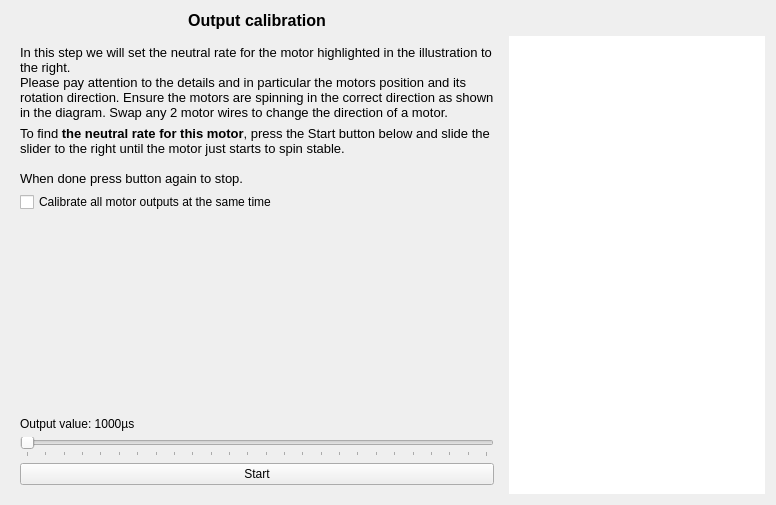
This is ground/gcs/src/plugins/setupwizard/pages/outputcalibrationpage.ui in librepilot/LibrePilot as Qt 5 draws it before an edit. The edited form follows.
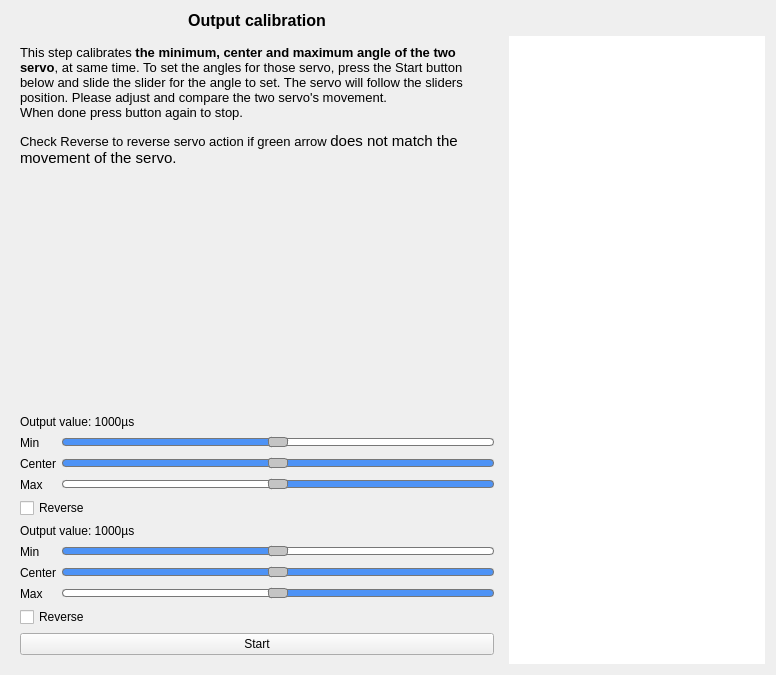
This is the edited form.

Commit message: LP-106 Setup Wizard refresh : Add dual servo setup (dual aileron or vtail)

The edit to the form file:
```diff
--- a/ground/gcs/src/plugins/setupwizard/pages/outputcalibrationpage.ui
+++ b/ground/gcs/src/plugins/setupwizard/pages/outputcalibrationpage.ui
@@ -7,7 +7,7 @@
     <x>0</x>
     <y>0</y>
     <width>776</width>
-    <height>505</height>
+    <height>675</height>
    </rect>
   </property>
   <property name="windowTitle">
@@ -53,7 +53,7 @@
    <item row="1" column="0">
     <widget class="QStackedWidget" name="calibrationStack">
      <property name="currentIndex">
-      <number>1</number>
+      <number>3</number>
      </property>
      <widget class="QWidget" name="intro">
       <layout class="QVBoxLayout" name="verticalLayout_3">
@@ -666,6 +666,898 @@
        </item>
       </layout>
      </widget>
+     <widget class="QWidget" name="dualservoNeutral">
+      <layout class="QVBoxLayout" name="verticalLayout_5">
+       <item>
+        <widget class="QLabel" name="label_6">
+         <property name="text">
+          <string>&lt;!DOCTYPE HTML PUBLIC &quot;-//W3C//DTD HTML 4.0//EN&quot; &quot;http://www.w3.org/TR/REC-html40/strict.dtd&quot;&gt;
+&lt;html&gt;&lt;head&gt;&lt;meta name=&quot;qrichtext&quot; content=&quot;1&quot; /&gt;&lt;style type=&quot;text/css&quot;&gt;
+p, li { white-space: pre-wrap; }
+&lt;/style&gt;&lt;/head&gt;&lt;body style=&quot; font-family:'Cantarell'; font-size:11pt; font-weight:400; font-style:normal;&quot;&gt;
+&lt;p style=&quot; margin-top:12px; margin-bottom:12px; margin-left:0px; margin-right:0px; -qt-block-indent:0; text-indent:0px;&quot;&gt;&lt;span style=&quot; font-size:10pt;&quot;&gt;This step calibrates&lt;/span&gt;&lt;span style=&quot; font-size:10pt; font-weight:600;&quot;&gt; the minimum, center and maximum angle of the two servo&lt;/span&gt;&lt;span style=&quot; font-size:10pt;&quot;&gt;, at same time. To set the angles for those servo, press the Start button below and slide the slider for the angle to set. The servo will follow the sliders position. Please adjust and compare the two servo's movement.&lt;br /&gt;When done press button again to stop.&lt;/span&gt;&lt;/p&gt;
+&lt;p style=&quot; margin-top:12px; margin-bottom:12px; margin-left:0px; margin-right:0px; -qt-block-indent:0; text-indent:0px;&quot;&gt;&lt;span style=&quot; font-size:10pt;&quot;&gt;Check Reverse to reverse servo action if green arrow &lt;/span&gt;&lt;a name=&quot;result_box&quot;&gt;&lt;/a&gt;does not match the movement of the servo.&lt;/p&gt;&lt;/body&gt;&lt;/html&gt;</string>
+         </property>
+         <property name="alignment">
+          <set>Qt::AlignLeading|Qt::AlignLeft|Qt::AlignTop</set>
+         </property>
+         <property name="wordWrap">
+          <bool>true</bool>
+         </property>
+        </widget>
+       </item>
+       <item>
+        <spacer name="verticalSpacer">
+         <property name="orientation">
+          <enum>Qt::Vertical</enum>
+         </property>
+         <property name="sizeHint" stdset="0">
+          <size>
+           <width>20</width>
+           <height>40</height>
+          </size>
+         </property>
+        </spacer>
+       </item>
+       <item>
+        <widget class="QLabel" name="servoPWMValue1">
+         <property name="text">
+          <string>Output value: 1000µs</string>
+         </property>
+        </widget>
+       </item>
+       <item>
+        <widget class="QWidget" name="widget1" native="true">
+         <layout class="QFormLayout" name="formLayout_2">
+          <property name="horizontalSpacing">
+           <number>6</number>
+          </property>
+          <property name="verticalSpacing">
+           <number>6</number>
+          </property>
+          <property name="leftMargin">
+           <number>0</number>
+          </property>
+          <property name="topMargin">
+           <number>0</number>
+          </property>
+          <property name="rightMargin">
+           <number>0</number>
+          </property>
+          <property name="bottomMargin">
+           <number>0</number>
+          </property>
+          <item row="0" column="1">
+           <widget class="QSlider" name="servoMinAngleSlider1">
+            <property name="styleSheet">
+             <string notr="true">QSlider::groove:horizontal {
+    border: 1px solid rgb(196, 196, 196);
+    background: white;
+    height: 6px;
+    border-radius: 2px;
+    margin 10px 10px;
+}
+
+QSlider::add-page:horizontal {
+    background: #fff;
+    border: 1px solid #777;
+    height: 1px;
+    border-radius: 4px;
+}
+
+QSlider::add-page:horizontal:disabled {
+    background: #eee;
+    border: 1px solid #999;
+    width: 1px;
+    border-radius: 4px;
+}
+
+QSlider::sub-page:horizontal {
+    background: rgb(78, 147, 246);
+    border: 1px solid #777;
+    height: 1px;
+    border-radius: 4px;
+}
+
+QSlider::sub-page:horizontal:disabled {
+    background: #ccc;
+    border: 1px solid #999;
+    width: 1px;
+    border-radius: 4px;
+}
+
+QSlider::handle:horizontal {
+    background: rgb(196, 196, 196);
+    width: 18px;
+    height: 28px;
+    margin: -2px 0;
+    border-radius: 3px;
+    border: 1px solid #777;
+}
+
+QSlider::groove:vertical {
+    border: 1px solid rgb(196, 196, 196);
+    background: white;
+    width: 6px;
+    border-radius: 2px;
+    margin 0px -10px;
+    margin-top: 5px;
+    margin-bottom: 5px;
+}
+
+QSlider::sub-page:vertical {
+    background: #fff;
+    border: 1px solid #777;
+    width: 1px;
+    border-radius: 4px;
+}
+
+QSlider::sub-page:vertical:disabled {
+    background: #eee;
+    border: 1px solid #999;
+    width: 1px;
+    border-radius: 4px;
+}
+
+QSlider::add-page:vertical {
+    background: rgb(78, 147, 246);
+    border: 1px solid #777;
+    width: 1px;
+    border-radius: 4px;
+}
+
+QSlider::add-page:vertical:disabled {
+    background: #ccc;
+    border: 1px solid #999;
+    width: 1px;
+    border-radius: 4px;
+}
+
+QSlider::handle:vertical {
+    background: rgb(196, 196, 196);
+    width: 18px;
+    margin: -6 -6;
+    border-radius: 3px;
+    border: 1px solid #777;
+}
+
+QSlider::handle:vertical:hover {
+    background: qlineargradient(x1:0, y1:0, x2:1, y2:1, stop:0 #fff, stop:1 #ddd);
+    border: 1px solid #444;
+    border-radius: 4px;
+}
+
+QSlider::handle:horizontal:hover {
+    background: qlineargradient(x1:0, y1:0, x2:1, y2:1, stop:0 #fff, stop:1 #ddd);
+    border: 1px solid #444;
+    border-radius: 4px;
+}</string>
+            </property>
+            <property name="minimum">
+             <number>600</number>
+            </property>
+            <property name="maximum">
+             <number>2400</number>
+            </property>
+            <property name="value">
+             <number>1500</number>
+            </property>
+            <property name="orientation">
+             <enum>Qt::Horizontal</enum>
+            </property>
+           </widget>
+          </item>
+          <item row="1" column="1">
+           <widget class="QSlider" name="servoCenterAngleSlider1">
+            <property name="styleSheet">
+             <string notr="true">QSlider::groove:horizontal {
+    border: 1px solid rgb(196, 196, 196);
+    background: white;
+    height: 6px;
+    border-radius: 2px;
+    margin 10px 10px;
+}
+
+QSlider::add-page:horizontal {
+    background: rgb(78, 147, 246);
+    border: 1px solid #777;
+    height: 1px;
+    border-radius: 4px;
+}
+
+QSlider::add-page:horizontal:disabled {
+    background: #eee;
+    border: 1px solid #999;
+    width: 1px;
+    border-radius: 4px;
+}
+
+QSlider::sub-page:horizontal {
+    background: rgb(78, 147, 246);
+    border: 1px solid #777;
+    height: 1px;
+    border-radius: 4px;
+}
+
+QSlider::sub-page:horizontal:disabled {
+    background: #eee;
+    border: 1px solid #999;
+    width: 1px;
+    border-radius: 4px;
+}
+
+QSlider::handle:horizontal {
+    background: rgb(196, 196, 196);
+    width: 18px;
+    height: 28px;
+    margin: -2px 0;
+    border-radius: 3px;
+    border: 1px solid #777;
+}
+
+QSlider::groove:vertical {
+    border: 1px solid rgb(196, 196, 196);
+    background: white;
+    width: 6px;
+    border-radius: 2px;
+    margin 0px -10px;
+    margin-top: 5px;
+    margin-bottom: 5px;
+}
+
+QSlider::sub-page:vertical {
+    background: #fff;
+    border: 1px solid #777;
+    width: 1px;
+    border-radius: 4px;
+}
+
+QSlider::sub-page:vertical:disabled {
+    background: #eee;
+    border: 1px solid #999;
+    width: 1px;
+    border-radius: 4px;
+}
+
+QSlider::add-page:vertical {
+    background: rgb(78, 147, 246);
+    border: 1px solid #777;
+    width: 1px;
+    border-radius: 4px;
+}
+
+QSlider::add-page:vertical:disabled {
+    background: #ccc;
+    border: 1px solid #999;
+    width: 1px;
+    border-radius: 4px;
+}
+
+QSlider::handle:vertical {
+    background: rgb(196, 196, 196);
+    width: 18px;
+    margin: -6 -6;
+    border-radius: 3px;
+    border: 1px solid #777;
+}
+
+QSlider::handle:vertical:hover {
+    background: qlineargradient(x1:0, y1:0, x2:1, y2:1, stop:0 #fff, stop:1 #ddd);
+    border: 1px solid #444;
+    border-radius: 4px;
+}
+
+QSlider::handle:horizontal:hover {
+    background: qlineargradient(x1:0, y1:0, x2:1, y2:1, stop:0 #fff, stop:1 #ddd);
+    border: 1px solid #444;
+    border-radius: 4px;
+}</string>
+            </property>
+            <property name="minimum">
+             <number>600</number>
+            </property>
+            <property name="maximum">
+             <number>2400</number>
+            </property>
+            <property name="value">
+             <number>1500</number>
+            </property>
+            <property name="orientation">
+             <enum>Qt::Horizontal</enum>
+            </property>
+           </widget>
+          </item>
+          <item row="2" column="1">
+           <widget class="QSlider" name="servoMaxAngleSlider1">
+            <property name="styleSheet">
+             <string notr="true">QSlider::groove:horizontal {
+    border: 1px solid rgb(196, 196, 196);
+    background: white;
+    height: 6px;
+    border-radius: 2px;
+    margin 10px 10px;
+}
+
+QSlider::sub-page:horizontal {
+    background: #fff;
+    border: 1px solid #777;
+    height: 1px;
+    border-radius: 4px;
+}
+
+QSlider::sub-page:horizontal:disabled {
+    background: #eee;
+    border: 1px solid #999;
+    width: 1px;
+    border-radius: 4px;
+}
+
+QSlider::add-page:horizontal {
+    background: rgb(78, 147, 246);
+    border: 1px solid #777;
+    height: 1px;
+    border-radius: 4px;
+}
+
+QSlider::add-page:horizontal:disabled {
+    background: #ccc;
+    border: 1px solid #999;
+    width: 1px;
+    border-radius: 4px;
+}
+
+QSlider::handle:horizontal {
+    background: rgb(196, 196, 196);
+    width: 18px;
+    height: 28px;
+    margin: -2px 0;
+    border-radius: 3px;
+    border: 1px solid #777;
+}
+
+QSlider::groove:vertical {
+    border: 1px solid rgb(196, 196, 196);
+    background: white;
+    width: 6px;
+    border-radius: 2px;
+    margin 0px -10px;
+    margin-top: 5px;
+    margin-bottom: 5px;
+}
+
+QSlider::sub-page:vertical {
+    background: #fff;
+    border: 1px solid #777;
+    width: 1px;
+    border-radius: 4px;
+}
+
+QSlider::sub-page:vertical:disabled {
+    background: #eee;
+    border: 1px solid #999;
+    width: 1px;
+    border-radius: 4px;
+}
+
+QSlider::add-page:vertical {
+    background: rgb(78, 147, 246);
+    border: 1px solid #777;
+    width: 1px;
+    border-radius: 4px;
+}
+
+QSlider::add-page:vertical:disabled {
+    background: #ccc;
+    border: 1px solid #999;
+    width: 1px;
+    border-radius: 4px;
+}
+
+QSlider::handle:vertical {
+    background: rgb(196, 196, 196);
+    width: 18px;
+    margin: -6 -6;
+    border-radius: 3px;
+    border: 1px solid #777;
+}
+
+QSlider::handle:vertical:hover {
+    background: qlineargradient(x1:0, y1:0, x2:1, y2:1, stop:0 #fff, stop:1 #ddd);
+    border: 1px solid #444;
+    border-radius: 4px;
+}
+
+QSlider::handle:horizontal:hover {
+    background: qlineargradient(x1:0, y1:0, x2:1, y2:1, stop:0 #fff, stop:1 #ddd);
+    border: 1px solid #444;
+    border-radius: 4px;
+}</string>
+            </property>
+            <property name="minimum">
+             <number>600</number>
+            </property>
+            <property name="maximum">
+             <number>2400</number>
+            </property>
+            <property name="value">
+             <number>1500</number>
+            </property>
+            <property name="orientation">
+             <enum>Qt::Horizontal</enum>
+            </property>
+            <property name="invertedAppearance">
+             <bool>false</bool>
+            </property>
+           </widget>
+          </item>
+          <item row="3" column="0" colspan="2">
+           <widget class="QCheckBox" name="reverseCheckbox1">
+            <property name="text">
+             <string>Reverse</string>
+            </property>
+           </widget>
+          </item>
+          <item row="0" column="0">
+           <widget class="QLabel" name="label_8">
+            <property name="text">
+             <string>Min</string>
+            </property>
+           </widget>
+          </item>
+          <item row="1" column="0">
+           <widget class="QLabel" name="label_9">
+            <property name="text">
+             <string>Center</string>
+            </property>
+           </widget>
+          </item>
+          <item row="2" column="0">
+           <widget class="QLabel" name="label_10">
+            <property name="text">
+             <string>Max</string>
+            </property>
+           </widget>
+          </item>
+         </layout>
+        </widget>
+       </item>
+       <item>
+        <widget class="QLabel" name="servoPWMValue2">
+         <property name="text">
+          <string>Output value: 1000µs</string>
+         </property>
+        </widget>
+       </item>
+       <item>
+        <widget class="QWidget" name="widget2" native="true">
+         <layout class="QFormLayout" name="formLayout">
+          <property name="horizontalSpacing">
+           <number>6</number>
+          </property>
+          <property name="verticalSpacing">
+           <number>6</number>
+          </property>
+          <property name="leftMargin">
+           <number>0</number>
+          </property>
+          <property name="topMargin">
+           <number>0</number>
+          </property>
+          <property name="rightMargin">
+           <number>0</number>
+          </property>
+          <property name="bottomMargin">
+           <number>0</number>
+          </property>
+          <item row="0" column="1">
+           <widget class="QSlider" name="servoMinAngleSlider2">
+            <property name="styleSheet">
+             <string notr="true">QSlider::groove:horizontal {
+    border: 1px solid rgb(196, 196, 196);
+    background: white;
+    height: 6px;
+    border-radius: 2px;
+    margin 10px 10px;
+}
+
+QSlider::add-page:horizontal {
+    background: #fff;
+    border: 1px solid #777;
+    height: 1px;
+    border-radius: 4px;
+}
+
+QSlider::add-page:horizontal:disabled {
+    background: #eee;
+    border: 1px solid #999;
+    width: 1px;
+    border-radius: 4px;
+}
+
+QSlider::sub-page:horizontal {
+    background: rgb(78, 147, 246);
+    border: 1px solid #777;
+    height: 1px;
+    border-radius: 4px;
+}
+
+QSlider::sub-page:horizontal:disabled {
+    background: #ccc;
+    border: 1px solid #999;
+    width: 1px;
+    border-radius: 4px;
+}
+
+QSlider::handle:horizontal {
+    background: rgb(196, 196, 196);
+    width: 18px;
+    height: 28px;
+    margin: -2px 0;
+    border-radius: 3px;
+    border: 1px solid #777;
+}
+
+QSlider::groove:vertical {
+    border: 1px solid rgb(196, 196, 196);
+    background: white;
+    width: 6px;
+    border-radius: 2px;
+    margin 0px -10px;
+    margin-top: 5px;
+    margin-bottom: 5px;
+}
+
+QSlider::sub-page:vertical {
+    background: #fff;
+    border: 1px solid #777;
+    width: 1px;
+    border-radius: 4px;
+}
+
+QSlider::sub-page:vertical:disabled {
+    background: #eee;
+    border: 1px solid #999;
+    width: 1px;
+    border-radius: 4px;
+}
+
+QSlider::add-page:vertical {
+    background: rgb(78, 147, 246);
+    border: 1px solid #777;
+    width: 1px;
+    border-radius: 4px;
+}
+
+QSlider::add-page:vertical:disabled {
+    background: #ccc;
+    border: 1px solid #999;
+    width: 1px;
+    border-radius: 4px;
+}
+
+QSlider::handle:vertical {
+    background: rgb(196, 196, 196);
+    width: 18px;
+    margin: -6 -6;
+    border-radius: 3px;
+    border: 1px solid #777;
+}
+
+QSlider::handle:vertical:hover {
+    background: qlineargradient(x1:0, y1:0, x2:1, y2:1, stop:0 #fff, stop:1 #ddd);
+    border: 1px solid #444;
+    border-radius: 4px;
+}
+
+QSlider::handle:horizontal:hover {
+    background: qlineargradient(x1:0, y1:0, x2:1, y2:1, stop:0 #fff, stop:1 #ddd);
+    border: 1px solid #444;
+    border-radius: 4px;
+}</string>
+            </property>
+            <property name="minimum">
+             <number>600</number>
+            </property>
+            <property name="maximum">
+             <number>2400</number>
+            </property>
+            <property name="value">
+             <number>1500</number>
+            </property>
+            <property name="orientation">
+             <enum>Qt::Horizontal</enum>
+            </property>
+           </widget>
+          </item>
+          <item row="1" column="1">
+           <widget class="QSlider" name="servoCenterAngleSlider2">
+            <property name="styleSheet">
+             <string notr="true">QSlider::groove:horizontal {
+    border: 1px solid rgb(196, 196, 196);
+    background: white;
+    height: 6px;
+    border-radius: 2px;
+    margin 10px 10px;
+}
+
+QSlider::add-page:horizontal {
+    background: rgb(78, 147, 246);
+    border: 1px solid #777;
+    height: 1px;
+    border-radius: 4px;
+}
+
+QSlider::add-page:horizontal:disabled {
+    background: #eee;
+    border: 1px solid #999;
+    width: 1px;
+    border-radius: 4px;
+}
+
+QSlider::sub-page:horizontal {
+    background: rgb(78, 147, 246);
+    border: 1px solid #777;
+    height: 1px;
+    border-radius: 4px;
+}
+
+QSlider::sub-page:horizontal:disabled {
+    background: #eee;
+    border: 1px solid #999;
+    width: 1px;
+    border-radius: 4px;
+}
+
+QSlider::handle:horizontal {
+    background: rgb(196, 196, 196);
+    width: 18px;
+    height: 28px;
+    margin: -2px 0;
+    border-radius: 3px;
+    border: 1px solid #777;
+}
+
+QSlider::groove:vertical {
+    border: 1px solid rgb(196, 196, 196);
+    background: white;
+    width: 6px;
+    border-radius: 2px;
+    margin 0px -10px;
+    margin-top: 5px;
+    margin-bottom: 5px;
+}
+
+QSlider::sub-page:vertical {
+    background: #fff;
+    border: 1px solid #777;
+    width: 1px;
+    border-radius: 4px;
+}
+
+QSlider::sub-page:vertical:disabled {
+    background: #eee;
+    border: 1px solid #999;
+    width: 1px;
+    border-radius: 4px;
+}
+
+QSlider::add-page:vertical {
+    background: rgb(78, 147, 246);
+    border: 1px solid #777;
+    width: 1px;
+    border-radius: 4px;
+}
+
+QSlider::add-page:vertical:disabled {
+    background: #ccc;
+    border: 1px solid #999;
+    width: 1px;
+    border-radius: 4px;
+}
+
+QSlider::handle:vertical {
+    background: rgb(196, 196, 196);
+    width: 18px;
+    margin: -6 -6;
+    border-radius: 3px;
+    border: 1px solid #777;
+}
+
+QSlider::handle:vertical:hover {
+    background: qlineargradient(x1:0, y1:0, x2:1, y2:1, stop:0 #fff, stop:1 #ddd);
+    border: 1px solid #444;
+    border-radius: 4px;
+}
+
+QSlider::handle:horizontal:hover {
+    background: qlineargradient(x1:0, y1:0, x2:1, y2:1, stop:0 #fff, stop:1 #ddd);
+    border: 1px solid #444;
+    border-radius: 4px;
+}</string>
+            </property>
+            <property name="minimum">
+             <number>600</number>
+            </property>
+            <property name="maximum">
+             <number>2400</number>
+            </property>
+            <property name="value">
+             <number>1500</number>
+            </property>
+            <property name="orientation">
+             <enum>Qt::Horizontal</enum>
+            </property>
+           </widget>
+          </item>
+          <item row="2" column="1">
+           <widget class="QSlider" name="servoMaxAngleSlider2">
+            <property name="styleSheet">
+             <string notr="true">QSlider::groove:horizontal {
+    border: 1px solid rgb(196, 196, 196);
+    background: white;
+    height: 6px;
+    border-radius: 2px;
+    margin 10px 10px;
+}
+
+QSlider::sub-page:horizontal {
+    background: #fff;
+    border: 1px solid #777;
+    height: 1px;
+    border-radius: 4px;
+}
+
+QSlider::sub-page:horizontal:disabled {
+    background: #eee;
+    border: 1px solid #999;
+    width: 1px;
+    border-radius: 4px;
+}
+
+QSlider::add-page:horizontal {
+    background: rgb(78, 147, 246);
+    border: 1px solid #777;
+    height: 1px;
+    border-radius: 4px;
+}
+
+QSlider::add-page:horizontal:disabled {
+    background: #ccc;
+    border: 1px solid #999;
+    width: 1px;
+    border-radius: 4px;
+}
+
+QSlider::handle:horizontal {
+    background: rgb(196, 196, 196);
+    width: 18px;
+    height: 28px;
+    margin: -2px 0;
+    border-radius: 3px;
+    border: 1px solid #777;
+}
+
+QSlider::groove:vertical {
+    border: 1px solid rgb(196, 196, 196);
+    background: white;
+    width: 6px;
+    border-radius: 2px;
+    margin 0px -10px;
+    margin-top: 5px;
+    margin-bottom: 5px;
+}
+
+QSlider::sub-page:vertical {
+    background: #fff;
+    border: 1px solid #777;
+    width: 1px;
+    border-radius: 4px;
+}
+
+QSlider::sub-page:vertical:disabled {
+    background: #eee;
+    border: 1px solid #999;
+    width: 1px;
+    border-radius: 4px;
+}
+
+QSlider::add-page:vertical {
+    background: rgb(78, 147, 246);
+    border: 1px solid #777;
+    width: 1px;
+    border-radius: 4px;
+}
+
+QSlider::add-page:vertical:disabled {
+    background: #ccc;
+    border: 1px solid #999;
+    width: 1px;
+    border-radius: 4px;
+}
+
+QSlider::handle:vertical {
+    background: rgb(196, 196, 196);
+    width: 18px;
+    margin: -6 -6;
+    border-radius: 3px;
+    border: 1px solid #777;
+}
+
+QSlider::handle:vertical:hover {
+    background: qlineargradient(x1:0, y1:0, x2:1, y2:1, stop:0 #fff, stop:1 #ddd);
+    border: 1px solid #444;
+    border-radius: 4px;
+}
+
+QSlider::handle:horizontal:hover {
+    background: qlineargradient(x1:0, y1:0, x2:1, y2:1, stop:0 #fff, stop:1 #ddd);
+    border: 1px solid #444;
+    border-radius: 4px;
+}</string>
+            </property>
+            <property name="minimum">
+             <number>600</number>
+            </property>
+            <property name="maximum">
+             <number>2400</number>
+            </property>
+            <property name="value">
+             <number>1500</number>
+            </property>
+            <property name="orientation">
+             <enum>Qt::Horizontal</enum>
+            </property>
+            <property name="invertedAppearance">
+             <bool>false</bool>
+            </property>
+           </widget>
+          </item>
+          <item row="3" column="0" colspan="2">
+           <widget class="QCheckBox" name="reverseCheckbox2">
+            <property name="text">
+             <string>Reverse</string>
+            </property>
+           </widget>
+          </item>
+          <item row="0" column="0">
+           <widget class="QLabel" name="label">
+            <property name="text">
+             <string>Min</string>
+            </property>
+           </widget>
+          </item>
+          <item row="1" column="0">
+           <widget class="QLabel" name="label_5">
+            <property name="text">
+             <string>Center</string>
+            </property>
+           </widget>
+          </item>
+          <item row="2" column="0">
+           <widget class="QLabel" name="label_7">
+            <property name="text">
+             <string>Max</string>
+            </property>
+           </widget>
+          </item>
+         </layout>
+        </widget>
+       </item>
+       <item>
+        <widget class="QPushButton" name="dualservoButton">
+         <property name="text">
+          <string>Start</string>
+         </property>
+         <property name="checkable">
+          <bool>true</bool>
+         </property>
+         <property name="checked">
+          <bool>false</bool>
+         </property>
+        </widget>
+       </item>
+      </layout>
+     </widget>
     </widget>
    </item>
   </layout>
```
Left out of the diff: 2 changed lines with no effect on the pictures. The commit also changes 4 other files.
